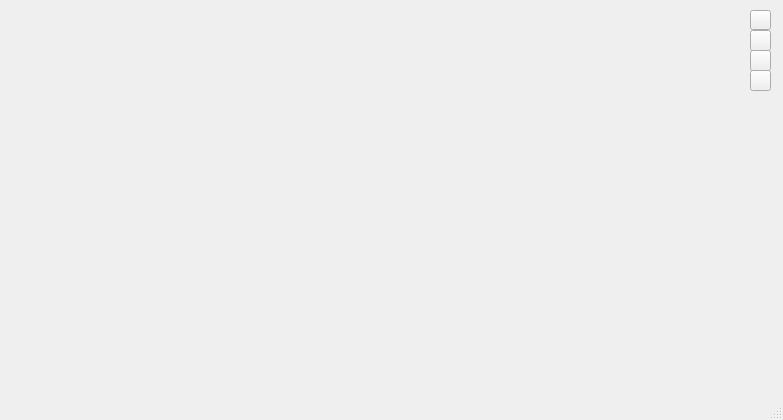
Old version of the form ui/resultView2.ui in the repository FireboyWatergirls/RasterAnalysis.
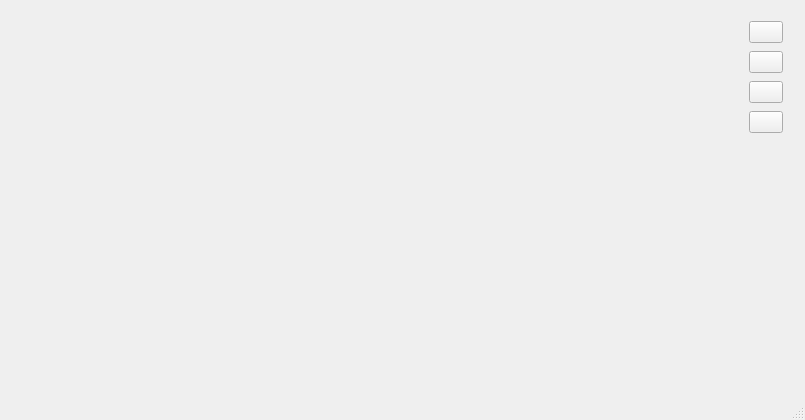
New version of the form. Icons and pictures are not drawn.

```diff
--- a/ui/resultView2.ui
+++ b/ui/resultView2.ui
@@ -6,7 +6,7 @@
    <rect>
     <x>0</x>
     <y>0</y>
-    <width>783</width>
+    <width>805</width>
     <height>420</height>
    </rect>
   </property>
@@ -14,25 +14,24 @@
    <string>MainWindow</string>
   </property>
   <widget class="QWidget" name="centralwidget">
+   <layout class="QHBoxLayout" name="horizontalLayout">
+    <item>
    <widget class="QWidget" name="mapWidget" native="true">
+      <widget class="QWidget" name="">
     <property name="geometry">
      <rect>
-      <x>0</x>
-      <y>0</y>
-      <width>731</width>
-      <height>391</height>
-     </rect>
-    </property>
-   </widget>
-   <widget class="QPushButton" name="actionzoom_in">
-    <property name="geometry">
-     <rect>
-      <x>750</x>
+         <x>740</x>
       <y>10</y>
-      <width>21</width>
-      <height>20</height>
-     </rect>
-    </property>
+         <width>34</width>
+         <height>116</height>
+        </rect>
+       </property>
+       <layout class="QVBoxLayout" name="verticalLayout">
+        <property name="rightMargin">
+         <number>0</number>
+        </property>
+        <item>
+         <widget class="QPushButton" name="actionzoom_in">
     <property name="text">
      <string/>
     </property>
@@ -41,15 +40,9 @@
       <normaloff>../icon/zoom-in.png</normaloff>../icon/zoom-in.png</iconset>
     </property>
    </widget>
+        </item>
+        <item>
    <widget class="QPushButton" name="actionzoom_out">
-    <property name="geometry">
-     <rect>
-      <x>750</x>
-      <y>30</y>
-      <width>21</width>
-      <height>21</height>
-     </rect>
-    </property>
     <property name="text">
      <string/>
     </property>
@@ -58,15 +51,9 @@
       <normaloff>../icon/zoom-out.png</normaloff>../icon/zoom-out.png</iconset>
     </property>
    </widget>
+        </item>
+        <item>
    <widget class="QPushButton" name="actionpan">
-    <property name="geometry">
-     <rect>
-      <x>750</x>
-      <y>50</y>
-      <width>21</width>
-      <height>21</height>
-     </rect>
-    </property>
     <property name="text">
      <string/>
     </property>
@@ -75,15 +62,9 @@
       <normaloff>../icon/pan.png</normaloff>../icon/pan.png</iconset>
     </property>
    </widget>
+        </item>
+        <item>
    <widget class="QPushButton" name="actionfull_extent">
-    <property name="geometry">
-     <rect>
-      <x>750</x>
-      <y>70</y>
-      <width>21</width>
-      <height>21</height>
-     </rect>
-    </property>
     <property name="text">
      <string/>
     </property>
@@ -92,6 +73,12 @@
       <normaloff>../icon/full_extend.png</normaloff>../icon/full_extend.png</iconset>
     </property>
    </widget>
+        </item>
+       </layout>
+      </widget>
+     </widget>
+    </item>
+   </layout>
   </widget>
   <widget class="QMenuBar" name="menubar">
    <property name="geometry">
```
Left out of the diff: 4 changed lines with no effect on the pictures. Lines whose indentation alone changed are shown as unchanged.
